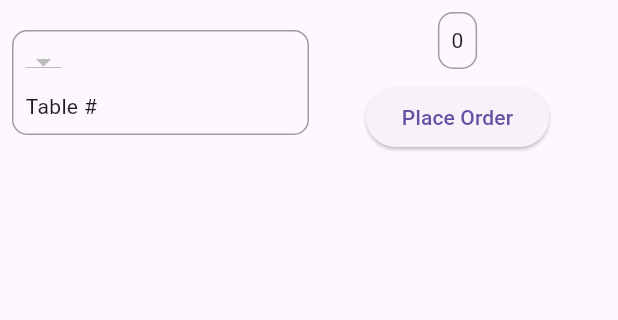
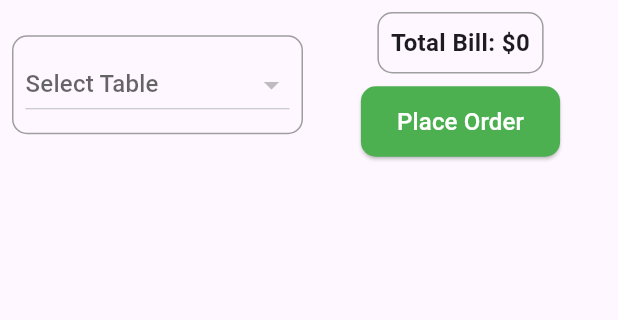
Before and after one commit to nofil-zahid/restaurant_management_system, a Flutter app: the OrderManage screen opened by its route, in the side drawer, after a tap on "Place Order", on a phone screen of 412 x 824 dp, the part 84-404 px from its top. Run offline on Flutter 3.47's test engine with Material 3 defaults, Android fonts, the light colour scheme and no system bars; our stand-ins replace cloud_firestore, firebase_core, firebase_storage, flutter_spinkit, image_picker, shared_preferences; accounts and stored records are empty; generated files the repository leaves out were written again; statements that could not run were skipped.

Commit message:
waiter screens styling => done

```diff
--- a/lib/screen/Waiter/order_manage.dart
+++ b/lib/screen/Waiter/order_manage.dart
@@ -3,7 +3,6 @@ import 'package:firebase_storage/firebase_storage.dart';
 import 'package:flutter/material.dart';
 import 'package:restaurant_management_system/services/SharedPref_Helper.dart';
 import 'package:restaurant_management_system/widgets/drawer.dart';
-import 'package:restaurant_management_system/widgets/footer.dart';
 import 'package:restaurant_management_system/database/firestore_services.dart';
 
 class OrderManage extends StatefulWidget {
@@ -35,23 +34,21 @@ class _OrderManageState extends State<OrderManage> {
   @override
   void initState() {
     super.initState();
-
-    initiatePreference();
-
+    _initFuture = initiatePreference();
+    _initFuture.then((_) {
       _fetchFoodItems();
       getTablesInfo();
+    });
   }
 
   Future<void> getTablesInfo() async {
     _isReservedList = fetchTableData();
 
     _isReservedList.then((reservedList) {
-      print(reservedList);
-      for (int i=0; i<reservedList.length; ++i) {
-        if (reservedList[i]) {
-          continue;
+      for (int i = 0; i < reservedList.length; ++i) {
+        if (!reservedList[i]) {
+          tableList.add("Table ${i + 1}");
         }
-        tableList.add("Table ${i+1}");
       }
     }).catchError((error) {
       print('Error fetching table data: $error');
@@ -67,19 +64,17 @@ class _OrderManageState extends State<OrderManage> {
   Future<void> _fetchFoodItems() async {
     final QuerySnapshot foodSnapshot = await FirebaseFirestore.instance.collection('food_menu').get();
 
-    print('Number of documents retrieved: ${foodSnapshot.docs.length}');
-
     final List<String> imageUrls = [];
 
     for (var doc in foodSnapshot.docs) {
       foodList.add(doc['food_nm']);
-      foodPriceList.add(doc['price'].toString()); // Convert price to string
-      foodUnit.add('1 per'); // Assuming 'foodUnit' is constant for all items
+      foodPriceList.add(doc['price'].toString());
+      foodUnit.add('1 per');
 
       try {
         final String imagePath = doc['img'];
         if (imagePath.isNotEmpty && !imagePath.endsWith('/')) {
-          final Reference ref = FirebaseStorage.instance.ref().child(imagePath);
+          final Reference ref = FirebaseStorage.instance.refFromURL(imagePath);
           final String imageUrl = await ref.getDownloadURL();
           imageUrls.add(imageUrl);
         } else {
@@ -91,14 +86,9 @@ class _OrderManageState extends State<OrderManage> {
         }
       } catch (e) {
         print('Error fetching image for ${doc['food_nm']}: $e');
-        imageUrls.add(''); // Add an empty string or a placeholder URL in case of error
+        imageUrls.add('');
       }
     }
-
-    print('Length of foodList: ${foodList.length}');
-    print('Length of foodPriceList: ${foodPriceList.length}');
-    print('Length of foodUnit: ${foodUnit.length}');
-    print('Length of imageUrls: ${imageUrls.length}');
 
     setState(() {
       foodImages.addAll(imageUrls);
@@ -115,7 +105,6 @@ class _OrderManageState extends State<OrderManage> {
         cartItems[item] = 1;
       }
     });
-    displayCartValues();
   }
 
   void _decrementCartCounter(String item) {
@@ -129,15 +118,9 @@ class _OrderManageState extends State<OrderManage> {
         }
       }
     });
-    displayCartValues();
-  }
-
-  void displayCartValues () {
-    print(cartItems);
   }
 
   void _placeOrder() async {
-
     dynamic newObject = {
       "food_items": cartItems,
       "waiter": user,
@@ -169,7 +152,6 @@ class _OrderManageState extends State<OrderManage> {
         tableList.remove(selectedTable);
         selectedTable = "Table #";
         bill = 0;
-        // String tableToRemove = "Table ${}"; // Extracting table number
       });
     } else {
       ScaffoldMessenger.of(context).showSnackBar(
@@ -181,16 +163,32 @@ class _OrderManageState extends State<OrderManage> {
     }
   }
 
-
   @override
   Widget build(BuildContext context) {
+    return FutureBuilder<void>(
+      future: _initFuture,
+      builder: (context, snapshot) {
+        if (snapshot.connectionState == ConnectionState.waiting) {
+          return const Scaffold(
+            body: Center(child: CircularProgressIndicator()),
+          );
+        }
+        if (snapshot.hasError) {
+          return Scaffold(
+            body: Center(
+              child: Text(
+                'Error: ${snapshot.error}',
+                style: TextStyle(color: Colors.red, fontSize: 18),
+              ),
+            ),
+          );
+        }
         bool isDataLoaded =
             foodList.length == foodPriceList.length &&
             foodPriceList.length == foodUnit.length &&
             foodUnit.length == foodImages.length;
 
         if (!isDataLoaded) {
-      print('Data is not fully loaded yet');
           return const Scaffold(
             body: Center(child: CircularProgressIndicator()),
           );
@@ -203,7 +201,7 @@ class _OrderManageState extends State<OrderManage> {
             centerTitle: true,
           ),
           body: Column(
-      crossAxisAlignment: CrossAxisAlignment.stretch, // Expand children horizontally
+            crossAxisAlignment: CrossAxisAlignment.stretch,
             children: [
               Padding(
                 padding: const EdgeInsets.all(8.0),
@@ -222,6 +220,9 @@ class _OrderManageState extends State<OrderManage> {
                           crossAxisAlignment: CrossAxisAlignment.start,
                           children: [
                             DropdownButton<String>(
+                              isExpanded: true,
+                              hint: const Text("Select Table"),
+                              value: selectedTable == "Table #" ? null : selectedTable,
                               items: tableList.map((String value) {
                                 return DropdownMenuItem<String>(
                                   value: value,
@@ -232,15 +233,15 @@ class _OrderManageState extends State<OrderManage> {
                                 setState(() {
                                   selectedTable = newValue!;
                                 });
-                          print(selectedTable);
                               },
                             ),
-                      const SizedBox(height: 8.0),
-                      Text(selectedTable),
+                            // const SizedBox(height: 8.0),
+                            // Text(selectedTable),
                           ],
                         ),
                       ),
                     ),
+                    const SizedBox(width: 8.0),
                     Expanded(
                       flex: 2,
                       child: Column(
@@ -252,14 +253,22 @@ class _OrderManageState extends State<OrderManage> {
                               borderRadius: BorderRadius.circular(10.0),
                             ),
                             child: Text(
-                        bill.toString(),
+                              'Total Bill: \$${bill.toString()}',
                               textAlign: TextAlign.center,
+                              style: const TextStyle(fontSize: 16, fontWeight: FontWeight.bold),
                             ),
                           ),
-                    const SizedBox(height: 8.0), // Add space between bill text and button
+                          const SizedBox(height: 8.0),
                           ElevatedButton(
-                      onPressed: () => _placeOrder(),
-                      child: const Text("Place Order")
+                            onPressed: _placeOrder,
+                            style: ElevatedButton.styleFrom(
+                              foregroundColor: Colors.white, backgroundColor: Colors.green,
+                              shape: RoundedRectangleBorder(
+                                borderRadius: BorderRadius.circular(10.0),
+                              ),
+                              padding: const EdgeInsets.symmetric(vertical: 12.0, horizontal: 24.0),
+                            ),
+                            child: const Text("Place Order", style: TextStyle(fontSize: 16)),
                           ),
                         ],
                       ),
@@ -271,20 +280,19 @@ class _OrderManageState extends State<OrderManage> {
                 child: ListView.builder(
                   itemCount: foodList.length,
                   itemBuilder: (context, index) {
-              if (index >= foodImages.length) {
-                print('Index $index out of range for foodImages with length ${foodImages.length}');
-                return const SizedBox(); // Skip rendering if index is invalid
-              }
                     return Card(
+                      margin: const EdgeInsets.symmetric(vertical: 8.0, horizontal: 16.0),
+                      shape: RoundedRectangleBorder(
+                        borderRadius: BorderRadius.circular(15.0),
+                      ),
+                      elevation: 5,
                       child: Padding(
-                  padding: const EdgeInsets.all(8.0),
+                        padding: const EdgeInsets.all(16.0),
                         child: Column(
-                    mainAxisAlignment: MainAxisAlignment.center,
                           crossAxisAlignment: CrossAxisAlignment.start,
                           children: [
                             Row(
-                        mainAxisAlignment: MainAxisAlignment.start,
-                        crossAxisAlignment: CrossAxisAlignment.center,
+                              crossAxisAlignment: CrossAxisAlignment.start,
                               children: [
                                 // Image
                                 SizedBox(
@@ -332,7 +340,7 @@ class _OrderManageState extends State<OrderManage> {
                                           ),
                                         ),
                                 ),
-                          const SizedBox(width: 10),
+                                const SizedBox(width: 16),
                                 // Details and buttons
                                 Expanded(
                                   child: Column(
@@ -341,44 +349,44 @@ class _OrderManageState extends State<OrderManage> {
                                       Text(
                                         foodList[index],
                                         style: const TextStyle(
-                                    fontSize: 14, // Smaller font size
+                                          fontSize: 16,
+                                          fontWeight: FontWeight.bold,
+                                        ),
+                                      ),
+                                      const SizedBox(height: 8),
+                                      Text(
+                                        '${foodUnit[index]} Rs${foodPriceList[index]}',
+                                        style: const TextStyle(
+                                          fontSize: 14,
                                           fontWeight: FontWeight.w500,
                                         ),
                                       ),
-                                const SizedBox(height: 5),
-                                Text(
-                                  '${foodUnit[index]} Rs${foodPriceList[index]}',
-                                  style: const TextStyle(
-                                    fontSize: 14, // Smaller font size
-                                    fontWeight: FontWeight.w500,
-                                  ),
-                                ),
-                                const SizedBox(height: 5),
+                                      const SizedBox(height: 8),
                                       Row(
                                         children: [
                                           ElevatedButton(
                                             onPressed: () => _incrementCartCounter(foodList[index]),
                                             style: ElevatedButton.styleFrom(
-                                        minimumSize: const Size(32, 32), // Smaller button size
-                                        shape: const CircleBorder(), // Circular shape
+                                              foregroundColor: Colors.white, backgroundColor: Colors.green, minimumSize: const Size(32, 32), // Smaller button size
+                                              shape: const CircleBorder(),
                                             ),
-                                      child: const Text('+'),
+                                            child: const Icon(Icons.add),
                                           ),
                                           const SizedBox(width: 10),
                                           Text(
                                             cartItems[foodList[index]]?.toString() ?? '0',
                                             style: const TextStyle(
-                                        fontSize: 14, // Smaller font size
+                                              fontSize: 16,
                                             ),
                                           ),
                                           const SizedBox(width: 10),
                                           ElevatedButton(
                                             onPressed: () => _decrementCartCounter(foodList[index]),
                                             style: ElevatedButton.styleFrom(
-                                        minimumSize: const Size(32, 32), // Smaller button size
-                                        shape: const CircleBorder(), // Circular shape
+                                              foregroundColor: Colors.white, backgroundColor: Colors.red, minimumSize: const Size(32, 32), // Smaller button size
+                                              shape: const CircleBorder(),
                                             ),
-                                      child: const Text('-'),
+                                            child: const Icon(Icons.remove),
                                           ),
                                         ],
                                       ),
@@ -397,7 +405,8 @@ class _OrderManageState extends State<OrderManage> {
             ],
           ),
           drawer: const MyDrawer(),
-      // bottomNavigationBar: const Footer(),
+        );
+      },
     );
   }
 }
```
Also changed, not shown: lib/screen/Waiter/bill.dart (+15 -1 lines). Lines whose indentation alone changed are shown as unchanged.
